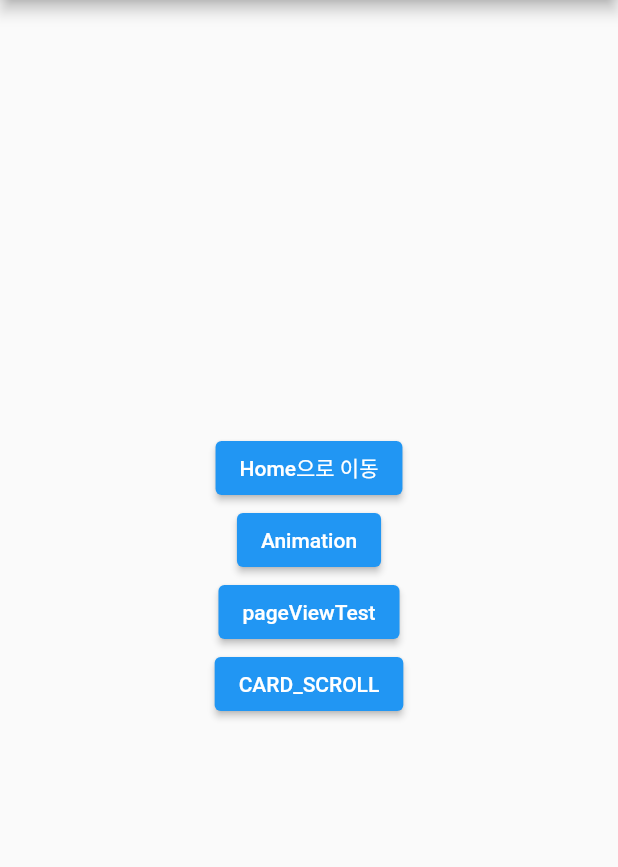
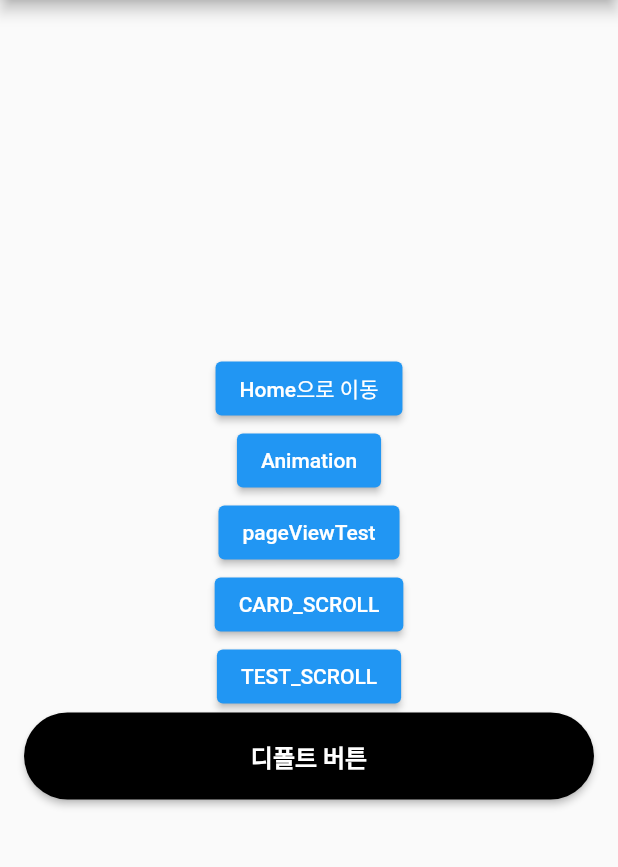
Before and after one commit to jinhan38/pood.test, a Flutter app: the screen it shows after launch, on a phone screen of 412 x 824 dp, the part 84-951 px from its top. Run offline on Flutter 3.47's test engine with Material 2 defaults, Android fonts, the phone set to English and light mode, and no system bars; our stand-ins replace dio, fluttertoast, freezed_annotation, get, photo_view and 1 more; missing offline and left inert: dart:ffi; generated files the repository leaves out were written again.

Commit message:
Widget Util 작업중

```diff
--- a/lib/data/model/category/field/Field.dart
+++ b/lib/data/model/category/field/Field.dart
@@ -1,5 +1,3 @@
-
-
 import 'package:freezed_annotation/freezed_annotation.dart';
 
 part 'Field.freezed.dart';
--- /dev/null
+++ b/lib/resource/style/AppColors.dart
@@ -0,0 +1,6 @@
+import 'package:flutter/material.dart';
+
+
+class AppColors{
+  static const Color APP_BAR_COLOR = Colors.white;
+}
--- /dev/null
+++ b/lib/resource/style/TextSize.dart
@@ -0,0 +1,6 @@
+
+
+class TextSize{
+
+  static const double SIZE_16 = 16;
+}
--- a/lib/router/RoutePage.dart
+++ b/lib/router/RoutePage.dart
@@ -8,6 +8,7 @@ import 'package:pood/screen/ScrollCard/ScrollCardScreen.dart';
 import 'package:pood/screen/home/HomeScreen.dart';
 import 'package:pood/screen/navigation/NavigationScreen.dart';
 import 'package:pood/screen/pageViewTest/PageViewTestScreen.dart';
+import 'package:pood/screen/scrollTest/ScrollTestScreen.dart';
 import 'package:pood/widgets/scroll/CardScrollViewWidget.dart';
 
 
@@ -53,6 +54,12 @@ class RoutePage {
       // transition: Transition.rightToLeft,
       // binding: ImageZoomScreenControllerBinding(),
     ),
+    GetPage(
+      name: TEST_SCROLL,
+      page: () => ScrollTestScreen(),
+      // transition: Transition.rightToLeft,
+      // binding: ImageZoomScreenControllerBinding(),
+    ),
   ];
 
   static const String NAVIGATION_ROUTE = "/navigation";
@@ -60,6 +67,7 @@ class RoutePage {
   static const String IMAGE_ZOOM_SCREEN_ROUTE = "/imageZoomScreen";
   static const String PAGE_VIEW_TEST = "/pageViewTest";
   static const String CARD_SCROLL = "/cardScroll";
+  static const String TEST_SCROLL = "/testScroll";
   static const String COFFEE = "/coffee";
 
 }
--- a/lib/screen/navigation/NavigationScreen.dart
+++ b/lib/screen/navigation/NavigationScreen.dart
@@ -3,6 +3,7 @@ import 'package:pood/controller/NavigationScreenController.dart';
 import 'package:pood/controller/base/BaseController.dart';
 import 'package:pood/router/RoutePage.dart';
 import 'package:pood/widgets/base/BaseAppBar.dart';
+import 'package:pood/widgets/button/CustomButton.dart';
 import 'package:pood/widgets/pageView/imagePageView/CustomImagePageView.dart';
 
 class NavigationScreen extends StatefulWidget {
@@ -54,7 +55,14 @@ class _NavigationScreenState extends State<NavigationScreen> {
                   RoutePage.movePage(RoutePage.CARD_SCROLL);
                 },
                 child: Text("CARD_SCROLL")),
-
+            ElevatedButton(
+                onPressed: () {
+                  RoutePage.movePage(RoutePage.TEST_SCROLL);
+                },
+                child: Text("TEST_SCROLL")),
+            DefaultButton(() {
+              BaseController.to.customSnackBar.showSnackBar("디폴트버튼", "클릭");
+            }, "디폴트 버튼"),
           ],
         ),
       ),
--- /dev/null
+++ b/lib/widgets/button/CustomButton.dart
@@ -0,0 +1,28 @@
+import 'package:flutter/material.dart';
+import 'package:pood/controller/base/BaseController.dart';
+import 'package:pood/resource/style/Dimens.dart';
+import 'package:pood/resource/style/TextSize.dart';
+
+Widget DefaultButton(Function function, String text) {
+  var height = Dimens.DEFAULT_BUTTON_HEIGHT;
+  return Container(
+    height: height,
+    width: double.infinity,
+    padding: const EdgeInsets.symmetric(horizontal: Dimens.MARGIN_16),
+    child: ElevatedButton(
+      style: ElevatedButton.styleFrom(
+          primary: Colors.black,
+          shape: RoundedRectangleBorder(
+              borderRadius: BorderRadius.circular(height / 2))),
+      onPressed: () => function,
+      child: Text(
+        text,
+        textAlign: TextAlign.center,
+        style: TextStyle(
+            color: Colors.white,
+            fontSize: TextSize.SIZE_16,
+            fontWeight: FontWeight.bold),
+      ),
+    ),
+  );
+}
```
Also changed, not shown: lib/resource/style/Dimens.dart (+10 -0 lines), lib/screen/scrollTest/ScrollTestScreen.dart (added, +109 -0 lines), lib/widgets/appBar/CustomAppBar.dart (added, +12 -0 lines), lib/widgets/scroll/CustomScrollViewWidget.dart (+100 -34 lines), lib/widgets/scroll/CustomSliverAppBar.dart (added, +16 -0 lines), lib/widgets/scroll/CustomSliverList.dart (added, +9 -0 lines), lib/widgets/scroll/CustomSliverPersistentHeader.dart (added, +37 -0 lines), lib/widgets/scroll/CustomSliverToBoxAdapter.dart (added, +7 -0 lines), pubspec.lock.
